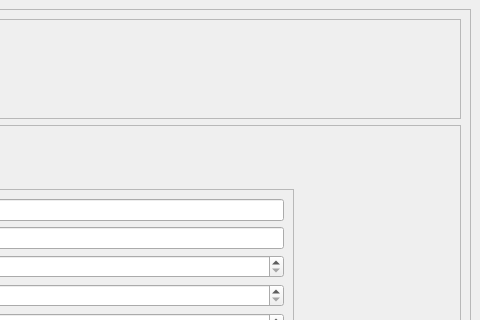
First picture: the form in UIFiles/customDetails.ui, repository ShubhamMandavkar/TYLiveProjectt-StockAutomationSystem, before the edit; both pictures show x 491 to 971 and y 0 to 320 of the 971 by 586 pixel window.
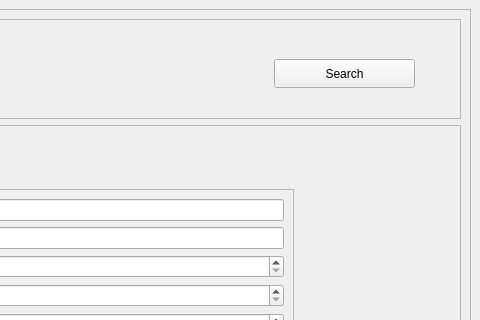
Second picture: the form after the edit.

Commit message: added search btn in each UI file

Diff of the .ui file:
```diff
--- a/UIFiles/customDetails.ui
+++ b/UIFiles/customDetails.ui
@@ -97,6 +97,19 @@
          <property name="frameShadow">
           <enum>QFrame::Raised</enum>
          </property>
+         <widget class="QPushButton" name="btnSearch">
+          <property name="geometry">
+           <rect>
+            <x>490</x>
+            <y>40</y>
+            <width>141</width>
+            <height>29</height>
+           </rect>
+          </property>
+          <property name="text">
+           <string>Search</string>
+          </property>
+         </widget>
         </widget>
        </item>
        <item>
```
Left out of the diff: 2 changed lines with no effect on the pictures. The commit also changes 18 other files.
